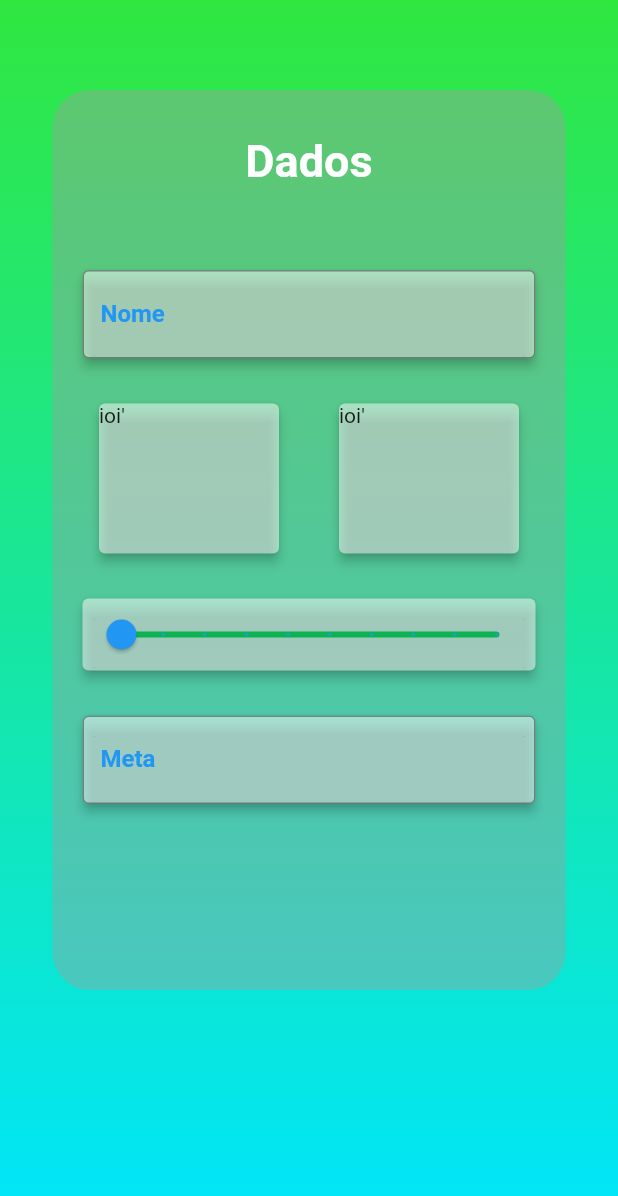
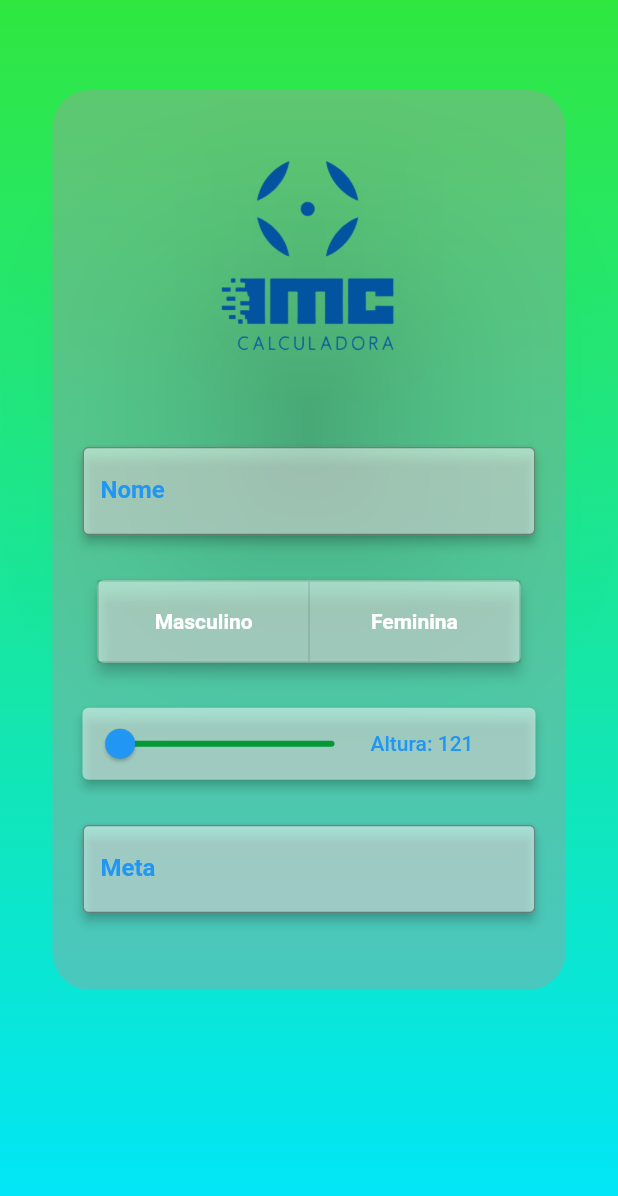
Before and after one commit to absjuniordev/calculadora_imc, a Flutter app: the screen it shows after launch, on a phone screen of 412 x 824 dp. Shown: the top 1196 px of the screen. Run offline on Flutter 3.47's test engine with Material 2 defaults, Android fonts, the phone set to English and light mode, and no system bars; our stand-ins replace animated_text_kit, sqflite; accounts and stored records are empty.

Commit message:
Final front tela cadastro

```diff
--- a/lib/pages/dados_cadastrai.dart
+++ b/lib/pages/dados_cadastrai.dart
@@ -10,6 +10,7 @@ class DadosCadastrais extends StatefulWidget {
 
 class _DadosCadastraisState extends State<DadosCadastrais> {
   double _alturaEscolhida = 121;
+  final List<bool> _sexo = <bool>[false, false];
 
   @override
   Widget build(BuildContext context) {
@@ -39,12 +40,13 @@ class _DadosCadastraisState extends State<DadosCadastrais> {
                 crossAxisAlignment: CrossAxisAlignment.center,
                 children: [
                   const SizedBox(height: 30),
-                  const Text(
-                    "Dados",
-                    style: TextStyle(
-                      fontSize: 30,
-                      color: Colors.white,
-                      fontWeight: FontWeight.w600,
+                  Card(
+                    color: Colors.transparent,
+                    elevation: 60,
+                    child: Image.asset(
+                      'assets/images/imc.png',
+                      scale: 2.5,
+                      color: const Color.fromARGB(255, 3, 84, 160),
                     ),
                   ),
                   const SizedBox(height: 55),
@@ -56,59 +58,80 @@ class _DadosCadastraisState extends State<DadosCadastrais> {
                       decoration: InputDecoration(
                         border: OutlineInputBorder(),
                         labelStyle: TextStyle(
-                            fontWeight: FontWeight.w600, color: Colors.blue),
+                          fontWeight: FontWeight.w600,
+                          color: Colors.blue,
+                        ),
                         labelText: "Nome",
                       ),
                     ),
                   ),
                   const SizedBox(height: 30),
-                  const Row(
-                    mainAxisAlignment: MainAxisAlignment.center,
-                    children: [
                   Card(
-                        margin: EdgeInsets.symmetric(
-                          horizontal: 20,
+                    margin: const EdgeInsets.symmetric(horizontal: 20),
+                    elevation: 4,
+                    color: const Color.fromARGB(131, 255, 255, 255),
+                    child: ToggleButtons(
+                      direction: Axis.horizontal,
+                      onPressed: (int index) {
+                        setState(() {
+                          for (var i = 0; i < _sexo.length; i++) {
+                            _sexo[i] = i == index;
+                          }
+                        });
+                      },
+                      isSelected: _sexo,
+                      selectedBorderColor:
+                          const Color.fromARGB(255, 7, 113, 212),
+                      selectedColor: const Color.fromARGB(255, 7, 113, 212),
+                      fillColor: Colors.green[200],
+                      color: Colors.white,
+                      constraints: const BoxConstraints(
+                        minHeight: 53.0,
+                        minWidth: 139.5,
                       ),
-                        elevation: 3,
-                        color: Color.fromARGB(131, 255, 255, 255),
-                        child: SizedBox(
-                          width: 120,
-                          height: 100,
-                          child: Text("ioi'"),
+                      children: const [
+                        Text(
+                          'Masculino',
+                          style: TextStyle(
+                            fontWeight: FontWeight.w600,
                           ),
                         ),
-                      Card(
-                        margin: EdgeInsets.symmetric(
-                          horizontal: 20,
-                        ),
-                        elevation: 3,
-                        color: Color.fromARGB(131, 255, 255, 255),
-                        child: SizedBox(
-                          width: 120,
-                          height: 100,
-                          child: Text("ioi'"),
+                        Text(
+                          'Feminina',
+                          style: TextStyle(
+                            fontWeight: FontWeight.w600,
                           ),
                         ),
                       ],
+                    ),
                   ),
                   const SizedBox(height: 30),
                   Card(
                     margin: const EdgeInsets.symmetric(horizontal: 20),
                     elevation: 3,
                     color: const Color.fromARGB(131, 255, 255, 255),
-                    child: Slider(
+                    child: Row(
+                      children: [
+                        Slider(
                           activeColor: Colors.blue,
-                      inactiveColor: Color.fromARGB(255, 13, 179, 82),
+                          inactiveColor: const Color.fromARGB(255, 4, 153, 54),
                           value: _alturaEscolhida,
                           min: 120,
                           max: 250,
-                      divisions: 9,
-                      label: "Altura: ${_alturaEscolhida.toStringAsFixed(0)}",
                           onChanged: (double altura) {
                             setState(() {
                               _alturaEscolhida = altura;
                             });
                           },
+                        ),
+                        Text(
+                          "Altura: ${_alturaEscolhida.toStringAsFixed(0)}",
+                          style: const TextStyle(
+                            fontWeight: FontWeight.w500,
+                            color: Colors.blue,
+                          ),
+                        ),
+                      ],
                     ),
                   ),
                   const SizedBox(height: 30),
@@ -117,11 +140,12 @@ class _DadosCadastraisState extends State<DadosCadastrais> {
                     elevation: 3,
                     color: Color.fromARGB(131, 255, 255, 255),
                     child: TextField(
-                      maxLines: 1,
                       decoration: InputDecoration(
                         border: OutlineInputBorder(),
                         labelStyle: TextStyle(
-                            fontWeight: FontWeight.w600, color: Colors.blue),
+                          fontWeight: FontWeight.w600,
+                          color: Colors.blue,
+                        ),
                         labelText: "Meta",
                       ),
                     ),
--- a/pubspec.yaml
+++ b/pubspec.yaml
@@ -34,8 +34,8 @@ flutter:
   uses-material-design: true
 
   # To add assets to your application, add an assets section, like this:
-  # assets:
-  #   - assets/images/
+  assets:
+    - assets/images/
     # - images/a_dot_ham.jpeg
 
   # An image asset can refer to one or more resolution-specific "variants", see
```
Also changed, not shown: assets/images/imc.png (added). Lines whose indentation alone changed are shown as unchanged.
